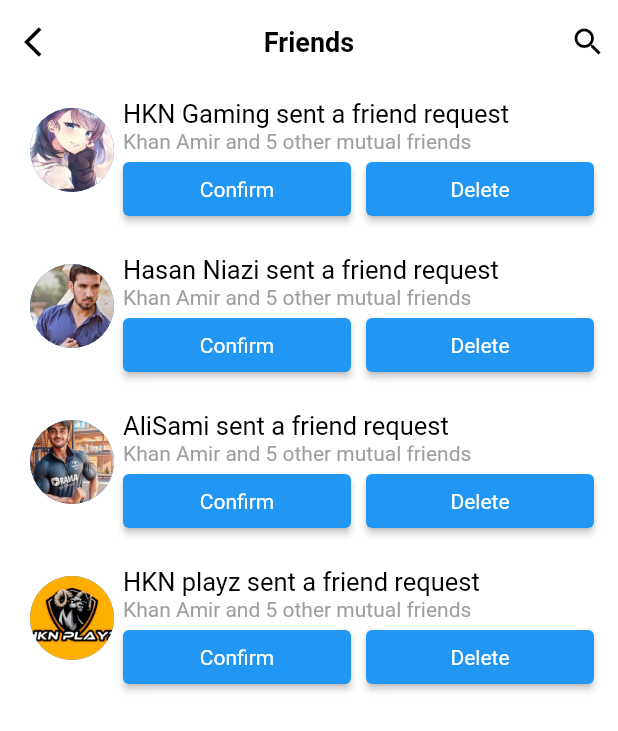
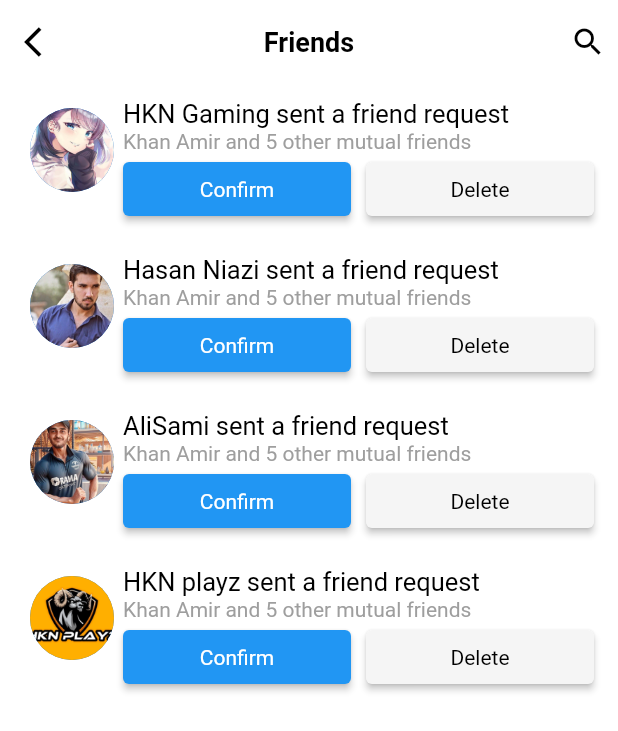
Before and after one commit to hayatkhan67/facebook_clone_flutter, a Flutter app: the screen it shows after launch, after a tap on "see all", on a phone screen of 412 x 824 dp. Shown: the top 731 px of the screen. Run offline on Flutter 3.47's test engine with Material 2 defaults, Android fonts, the phone set to English and light mode, and no system bars; our stand-ins replace font_awesome_flutter.

Commit message:
color change

```diff
--- a/lib/Facebook/Notifications/friend_request.dart
+++ b/lib/Facebook/Notifications/friend_request.dart
@@ -70,8 +70,10 @@ class _FriendRequestListState extends State<FriendRequestList> {
                       Expanded(
                         child: ElevatedButton(
                             onPressed: () {},
+                            style: ElevatedButton.styleFrom(
+                                backgroundColor: Colors.grey.shade100),
                             child: const MyText(
-                                text: 'Delete', color: Colors.white)),
+                                text: 'Delete', color: Colors.black)),
                       ),
                     ],
                   )
--- a/lib/Facebook/Notifications/notifications.dart
+++ b/lib/Facebook/Notifications/notifications.dart
@@ -148,8 +148,10 @@ class _NotificationsState extends State<Notifications> {
                       Expanded(
                         child: ElevatedButton(
                             onPressed: () {},
+                            style: ElevatedButton.styleFrom(
+                                backgroundColor: Colors.grey.shade100),
                             child: const MyText(
-                                text: 'Delete', color: Colors.white)),
+                                text: 'Delete', color: Colors.black)),
                       ),
                     ],
                   )
```
